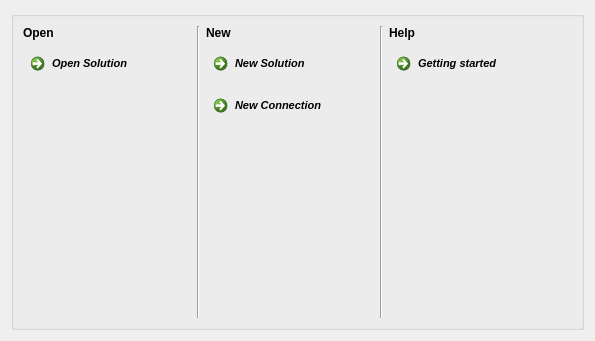
First picture: the form in MainWindowButtonDialog.ui, repository fritzone/ddm, before the edit.
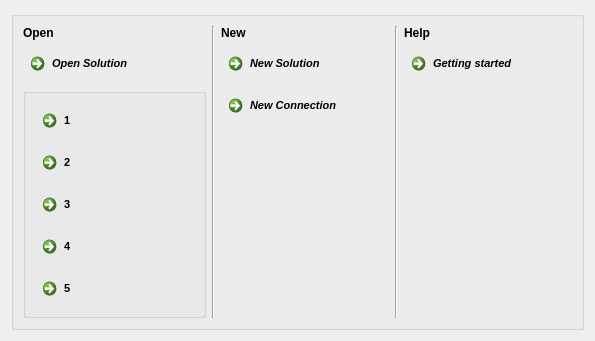
Second picture: the form after the edit. Icons and pictures are not drawn.

Diff of the .ui file:
```diff
--- a/MainWindowButtonDialog.ui
+++ b/MainWindowButtonDialog.ui
@@ -78,6 +78,168 @@
           </property>
          </widget>
         </item>
+        <item>
+         <widget class="QGroupBox" name="groupBox_2">
+          <property name="title">
+           <string/>
+          </property>
+          <layout class="QVBoxLayout" name="verticalLayout_5">
+           <item>
+            <widget class="QCommandLinkButton" name="btnQuick1">
+             <property name="font">
+              <font>
+               <family>Segoe UI</family>
+               <pointsize>8</pointsize>
+               <italic>false</italic>
+               <kerning>false</kerning>
+              </font>
+             </property>
+             <property name="text">
+              <string>1</string>
+             </property>
+             <property name="icon">
+              <iconset resource="dbm.qrc">
+               <normaloff>:/images/actions/images/big/bigfileopen.png</normaloff>:/images/actions/images/big/bigfileopen.png</iconset>
+             </property>
+             <property name="iconSize">
+              <size>
+               <width>16</width>
+               <height>16</height>
+              </size>
+             </property>
+             <property name="autoDefault">
+              <bool>false</bool>
+             </property>
+            </widget>
+           </item>
+           <item>
+            <widget class="QCommandLinkButton" name="btnQuick2">
+             <property name="font">
+              <font>
+               <family>Segoe UI</family>
+               <pointsize>8</pointsize>
+               <italic>false</italic>
+               <kerning>true</kerning>
+              </font>
+             </property>
+             <property name="text">
+              <string>2</string>
+             </property>
+             <property name="icon">
+              <iconset resource="dbm.qrc">
+               <normaloff>:/images/actions/images/big/bigfileopen.png</normaloff>:/images/actions/images/big/bigfileopen.png</iconset>
+             </property>
+             <property name="iconSize">
+              <size>
+               <width>16</width>
+               <height>16</height>
+              </size>
+             </property>
+             <property name="autoDefault">
+              <bool>false</bool>
+             </property>
+            </widget>
+           </item>
+           <item>
+            <widget class="QCommandLinkButton" name="btnQuick3">
+             <property name="font">
+              <font>
+               <family>Segoe UI</family>
+               <pointsize>8</pointsize>
+               <italic>false</italic>
+               <kerning>true</kerning>
+              </font>
+             </property>
+             <property name="text">
+              <string>3</string>
+             </property>
+             <property name="icon">
+              <iconset resource="dbm.qrc">
+               <normaloff>:/images/actions/images/big/bigfileopen.png</normaloff>:/images/actions/images/big/bigfileopen.png</iconset>
+             </property>
+             <property name="iconSize">
+              <size>
+               <width>16</width>
+               <height>16</height>
+              </size>
+             </property>
+             <property name="autoDefault">
+              <bool>false</bool>
+             </property>
+            </widget>
+           </item>
+           <item>
+            <widget class="QCommandLinkButton" name="btnQuick4">
+             <property name="font">
+              <font>
+               <family>Segoe UI</family>
+               <pointsize>8</pointsize>
+               <italic>false</italic>
+               <kerning>true</kerning>
+              </font>
+             </property>
+             <property name="text">
+              <string>4</string>
+             </property>
+             <property name="icon">
+              <iconset resource="dbm.qrc">
+               <normaloff>:/images/actions/images/big/bigfileopen.png</normaloff>:/images/actions/images/big/bigfileopen.png</iconset>
+             </property>
+             <property name="iconSize">
+              <size>
+               <width>16</width>
+               <height>16</height>
+              </size>
+             </property>
+             <property name="autoDefault">
+              <bool>false</bool>
+             </property>
+            </widget>
+           </item>
+           <item>
+            <widget class="QCommandLinkButton" name="btnQuick5">
+             <property name="font">
+              <font>
+               <family>Segoe UI</family>
+               <pointsize>8</pointsize>
+               <italic>false</italic>
+               <kerning>true</kerning>
+              </font>
+             </property>
+             <property name="text">
+              <string>5</string>
+             </property>
+             <property name="icon">
+              <iconset resource="dbm.qrc">
+               <normaloff>:/images/actions/images/big/bigfileopen.png</normaloff>:/images/actions/images/big/bigfileopen.png</iconset>
+             </property>
+             <property name="iconSize">
+              <size>
+               <width>16</width>
+               <height>16</height>
+              </size>
+             </property>
+             <property name="autoDefault">
+              <bool>false</bool>
+             </property>
+            </widget>
+           </item>
+           <item>
+            <spacer name="verticalSpacer_4">
+             <property name="orientation">
+              <enum>Qt::Vertical</enum>
+             </property>
+             <property name="sizeHint" stdset="0">
+              <size>
+               <width>20</width>
+               <height>40</height>
+              </size>
+             </property>
+            </spacer>
+           </item>
+          </layout>
+         </widget>
+        </item>
         <item>
          <spacer name="verticalSpacer">
           <property name="orientation">
```
